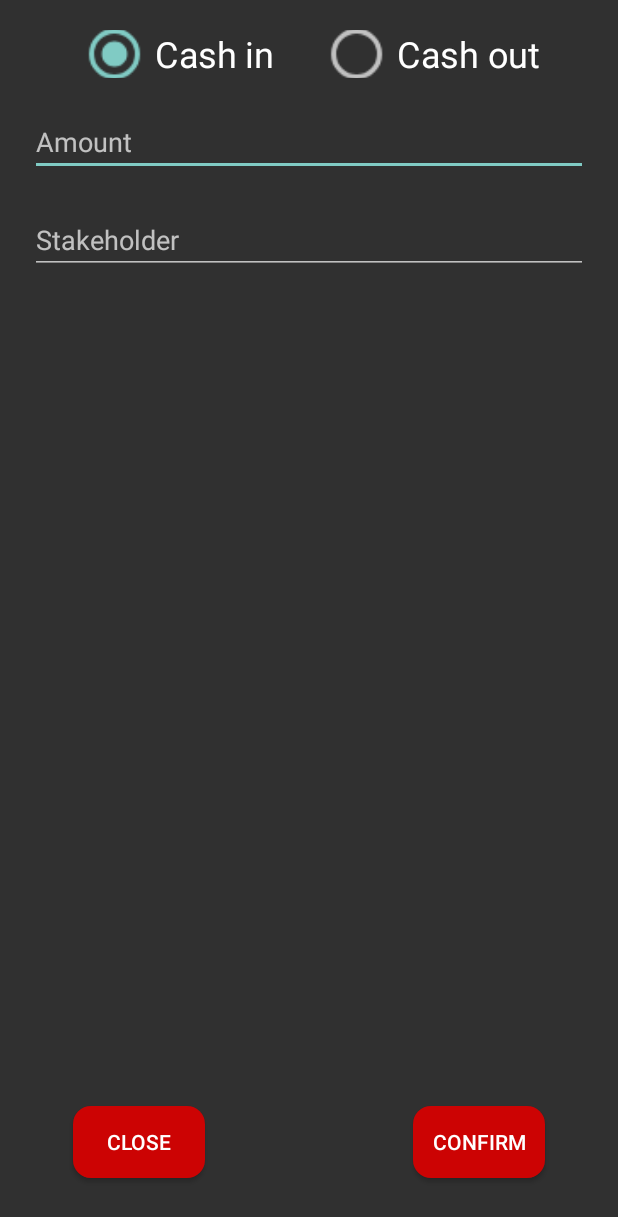
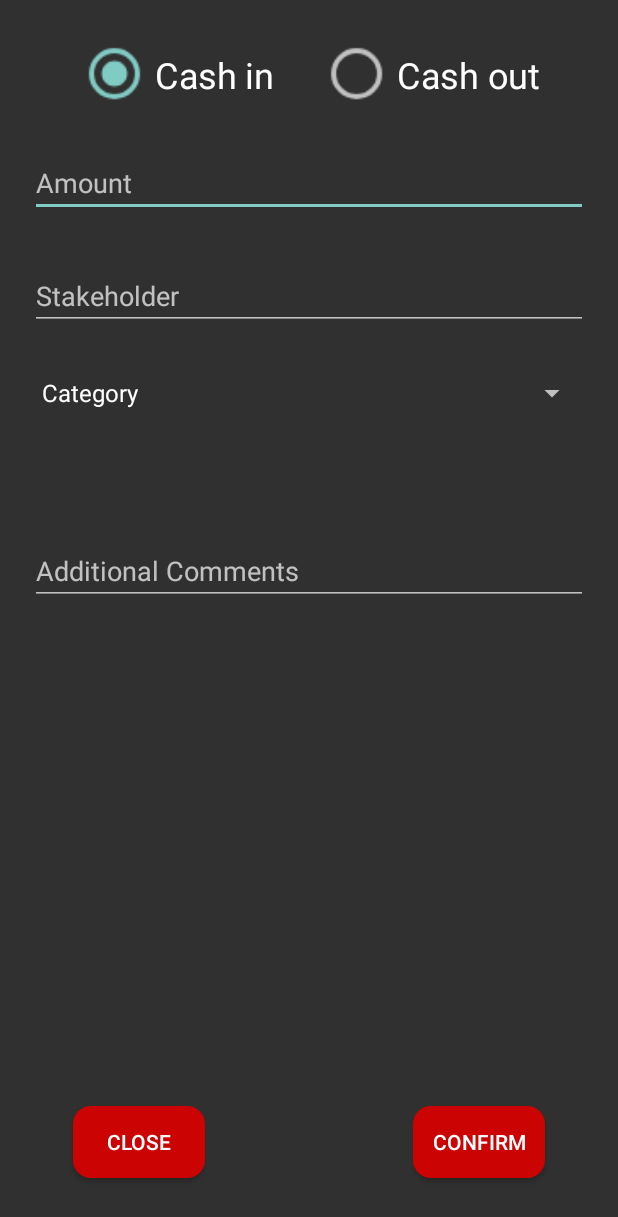
Before and after one commit to Patcast/elContadorOfficial, an Android app: the fragment TransactionNew shown on its own in the app's theme, on a phone screen of 412 x 824 dp. Shown: the top 1217 px of the screen. Run offline under Robolectric (Android 15) with nearby library versions, the phone set to English and light mode, and no system bars; network calls fail.

Commit message:
Finish UI of NewTransaction fragment

```diff
--- a/app/src/main/res/layout/fragment_transaction_new.xml
+++ b/app/src/main/res/layout/fragment_transaction_new.xml
@@ -40,11 +40,12 @@
         android:id="@+id/radioGroup"
         android:layout_width="wrap_content"
         android:layout_height="wrap_content"
-        android:layout_marginTop="20dp"
+        android:layout_marginTop="30dp"
         android:orientation="horizontal"
         app:layout_constraintEnd_toEndOf="parent"
         app:layout_constraintStart_toStartOf="parent"
-        app:layout_constraintTop_toTopOf="parent">
+        app:layout_constraintTop_toTopOf="parent"
+        >
 
         <RadioButton
             android:id="@+id/radio_CashIn"
@@ -56,7 +57,8 @@
             android:scaleX="1.7"
             android:scaleY="1.7"
             android:text="@string/cash_in"
-            android:translationX="24dp" />
+            android:translationX="24dp"
+            android:paddingVertical="10dp"/>
 
         <RadioButton
             android:id="@+id/radio_CashOut"
@@ -65,7 +67,8 @@
             android:scaleX="1.7"
             android:scaleY="1.7"
             android:text="@string/cash_out"
-            android:translationX="-30dp" />
+            android:translationX="-30dp"
+            android:paddingVertical="10dp"/>
 
     </RadioGroup>
 
@@ -75,7 +78,7 @@
         android:layout_height="wrap_content"
         android:layout_marginStart="20dp"
         android:layout_marginLeft="20dp"
-        android:layout_marginTop="20dp"
+        android:layout_marginTop="30dp"
         android:layout_marginEnd="20dp"
         android:layout_marginRight="20dp"
         android:ems="10"
@@ -89,18 +92,63 @@
         android:id="@+id/actv_stakeholder"
         android:layout_width="match_parent"
         android:layout_height="wrap_content"
+
+        android:hint="@string/stakeholder"
+        android:completionThreshold="1"
+        android:completionHint="@string/stakeholder"
+        android:dropDownHeight="200dp"
         android:layout_marginStart="20dp"
         android:layout_marginLeft="20dp"
-        android:layout_marginTop="20dp"
+        android:layout_marginTop="30dp"
         android:layout_marginEnd="20dp"
         android:layout_marginRight="20dp"
-        android:hint="@string/stakeholder"
-        android:dropDownHeight="200dp"
         app:layout_constraintEnd_toEndOf="parent"
         app:layout_constraintStart_toStartOf="parent"
         app:layout_constraintTop_toBottomOf="@+id/ed_txt_amount"
-        android:completionThreshold="1"
-        android:completionHint="@string/stakeholder"/>
+        />
+    <Spinner
+        android:id="@+id/sp_TransCategory"
+        android:layout_width="match_parent"
+        android:layout_height="wrap_content"
+        android:entries="@array/category_items"
+        android:layout_marginStart="20dp"
+        android:layout_marginLeft="20dp"
+        android:layout_marginTop="30dp"
+        android:layout_marginEnd="20dp"
+        android:layout_marginRight="20dp"
+        app:layout_constraintEnd_toEndOf="parent"
+        app:layout_constraintStart_toStartOf="parent"
+        app:layout_constraintTop_toBottomOf="@+id/actv_stakeholder"/>
+
+    <Spinner
+        android:id="@+id/sp_TransSubcategory"
+        android:layout_width="match_parent"
+        android:layout_height="wrap_content"
+        android:visibility="invisible"
+        android:layout_marginStart="20dp"
+        android:layout_marginLeft="20dp"
+        android:layout_marginTop="30dp"
+        android:layout_marginEnd="20dp"
+        android:layout_marginRight="20dp"
+        app:layout_constraintEnd_toEndOf="parent"
+        app:layout_constraintStart_toStartOf="parent"
+        app:layout_constraintTop_toBottomOf="@+id/sp_TransCategory"/>
+
+    <EditText
+        android:id="@+id/editTextTextMultiLine"
+        android:layout_width="match_parent"
+        android:layout_height="wrap_content"
+        android:gravity="start|top"
+        android:inputType="textMultiLine"
+        android:hint="@string/additional_comments"
+        android:layout_marginStart="20dp"
+        android:layout_marginLeft="20dp"
+        android:layout_marginTop="30dp"
+        android:layout_marginEnd="20dp"
+        android:layout_marginRight="20dp"
+        app:layout_constraintEnd_toEndOf="parent"
+        app:layout_constraintStart_toStartOf="parent"
+        app:layout_constraintTop_toBottomOf="@+id/sp_TransSubcategory"/>
 
 
 </androidx.constraintlayout.widget.ConstraintLayout>
--- a/app/src/main/res/values/strings.xml
+++ b/app/src/main/res/values/strings.xml
@@ -67,4 +67,5 @@
     <string name="dd_mm_yyyy">DD/MM/YYYY</string>
     <string name="pay_to">Pay to</string>
     <string name="stakeholder">Stakeholder</string>
+    <string name="additional_comments">Additional Comments</string>
 </resources>
```
